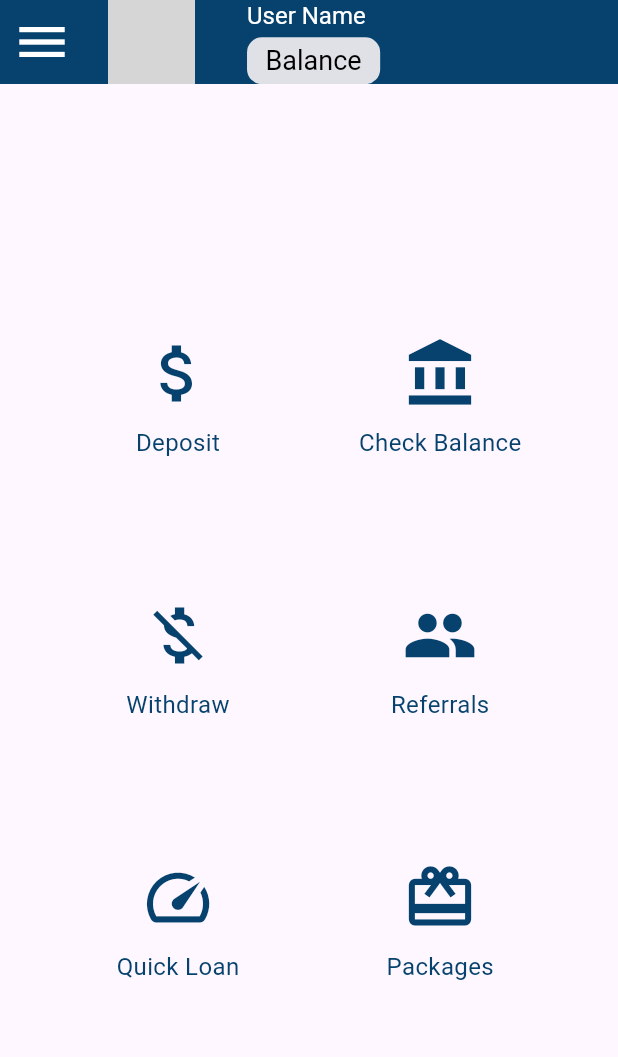
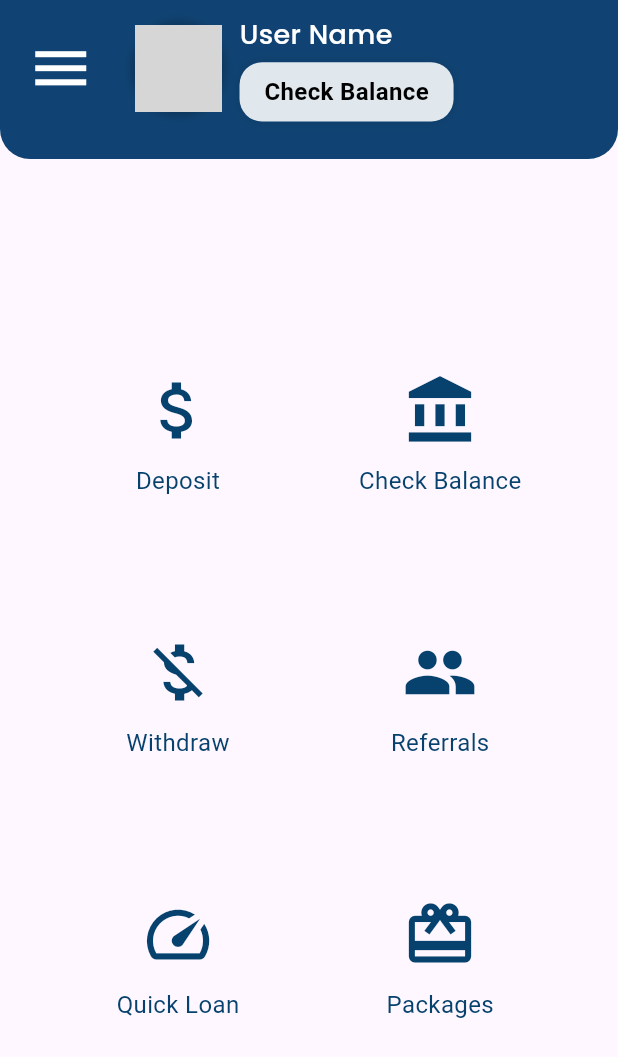
Before and after one commit to Md-Junaead/v3-Micro-Banking, a Flutter app: the screen it shows after launch, on a phone screen of 412 x 824 dp. Shown: the top 1057 px of the screen. Run offline on Flutter 3.47's test engine with Material 3 defaults, Android fonts, the light colour scheme and no system bars; our stand-ins replace animate_do, carousel_slider, google_fonts, image_picker; network calls fail; grey boxes are pictures that could not be loaded.

Commit message:
user dashboard Appbar is fixed

```diff
--- a/lib/screens/dashboard/packages_screen.dart
+++ b/lib/screens/dashboard/packages_screen.dart
@@ -1,24 +1,13 @@
 import 'package:flutter/material.dart';
 import 'package:v1_micro_finance/configs/routes/routes_name.dart';
 import 'package:v1_micro_finance/screens/dashboard/deposit_screen.dart';
+import 'package:v1_micro_finance/widgets/comon_appbar.dart';
 
 class PackagesScreen extends StatelessWidget {
   @override
   Widget build(BuildContext context) {
     return Scaffold(
-      appBar: AppBar(
-        title: Text(
-          'Package Details',
-          textAlign: TextAlign.center,
-          style: TextStyle(
-            fontSize: 24, // Updated font size
-            fontWeight: FontWeight.bold, // Updated font weight
-            color: Colors.white, // Updated color
-          ),
-        ),
-        centerTitle: true, // Center the AppBar title
-        backgroundColor: Colors.blue, // Updated AppBar background color
-      ),
+      appBar: const CommonAppBar(title: "Package"), // Set dynamic title
       body: Padding(
         padding: const EdgeInsets.all(16.0),
         child: ListView(
--- a/lib/widgets/appbar.dart
+++ b/lib/widgets/appbar.dart
@@ -1,10 +1,13 @@
 import 'dart:async';
 import 'package:flutter/material.dart';
+import 'package:google_fonts/google_fonts.dart';
+import 'package:animate_do/animate_do.dart';
 
+/// A reusable AppBar widget with profile details and balance checking functionality.
 class CustomAppBar extends StatefulWidget implements PreferredSizeWidget {
   final String profileName;
   final String profileImageUrl;
-  final Future<String> Function() fetchBalance; // API call to fetch balance
+  final Future<String> Function() fetchBalance;
 
   const CustomAppBar({
     super.key,
@@ -17,113 +20,159 @@ class CustomAppBar extends StatefulWidget implements PreferredSizeWidget {
   _CustomAppBarState createState() => _CustomAppBarState();
 
   @override
-  Size get preferredSize => const Size.fromHeight(kToolbarHeight);
+  Size get preferredSize =>
+      const Size.fromHeight(kToolbarHeight + 50); // Increased height
 }
 
 class _CustomAppBarState extends State<CustomAppBar> {
-  bool isBalanceVisible = false; // To control visibility of the balance
-  String balanceAmount = ''; // To hold the fetched balance
-  bool isBalanceSliding =
-      false; // To control the sliding effect for balance display
-  late Timer _timer; // Timer to hide balance after some time
+  bool isBalanceVisible = false;
+  String balanceAmount = '';
+  Timer? _timer;
 
-  // Function to fetch balance from API
+  /// Fetches balance from API and displays it for a limited time.
   void onCheckBalance() async {
-    setState(() {
-      isBalanceSliding = true; // Start the sliding effect
-    });
-
-    // Fetch balance from API
     String balance = await widget.fetchBalance();
-
-    // Update balance and make it visible
     setState(() {
       balanceAmount = balance;
       isBalanceVisible = true;
     });
 
-    // Hide balance after 8 seconds
     _timer = Timer(const Duration(seconds: 8), () {
       setState(() {
         isBalanceVisible = false;
-        isBalanceSliding = false; // Stop sliding effect
       });
     });
   }
 
   @override
   void dispose() {
-    _timer.cancel(); // Cancel the timer when the widget is disposed
+    _timer?.cancel();
     super.dispose();
   }
 
   @override
   Widget build(BuildContext context) {
-    double screenWidth = MediaQuery.of(context).size.width; // Get screen width
+    double screenWidth = MediaQuery.of(context).size.width;
+    double topPadding = MediaQuery.of(context).size.height * 0.03;
 
-    return Padding(
-      padding: const EdgeInsets.only(bottom: 0.01), // Padding at the bottom
+    return Stack(
+      clipBehavior: Clip.none, // Ensures profile section is not clipped
+      children: [
+        /// Background AppBar
+        PreferredSize(
+          preferredSize: Size.fromHeight(kToolbarHeight + topPadding),
           child: AppBar(
-        iconTheme: const IconThemeData(color: Colors.white, size: 40),
-        backgroundColor: const Color(0xFF06426D), // AppBar background color
-        elevation: 0, // Remove shadow
-        title: Row(
-          mainAxisAlignment:
-              MainAxisAlignment.spaceBetween, // Responsive alignment
-          children: [
-            // Profile Picture Section
-            CircleAvatar(
-              radius: screenWidth * 0.07, // Responsive image size
-              backgroundImage:
-                  NetworkImage(widget.profileImageUrl), // Load from API
+            clipBehavior: Clip.none,
+            iconTheme: const IconThemeData(
+                color: Colors.white, size: 45), // Increased Drawer Icon Size
+            backgroundColor: const Color(0xFF06426D),
+            centerTitle: true,
+            elevation: 5,
+            shape: const RoundedRectangleBorder(
+              borderRadius: BorderRadius.vertical(bottom: Radius.circular(20)),
+            ),
+            leading: Padding(
+              padding: const EdgeInsets.only(
+                  top: 15.0, left: 10.0), // Move icon 20px down, 10px right
+              child: IconButton(
+                icon: const Icon(Icons.menu),
+                onPressed: () {
+                  Scaffold.of(context).openDrawer();
+                },
+              ),
+            ),
+          ),
         ),
 
-            const SizedBox(width: 35), // Space between avatar and text
+        /// Profile Section (Brought to the Front)
+        Positioned(
+          left: 90, // Adjusts position from left
+          right: 20, // Adjusts position from right
+          bottom: 25, // Brings it outside AppBar
+          child: Row(
+            mainAxisAlignment: MainAxisAlignment.spaceBetween,
+            children: [
+              /// Profile Image with Border Shadow
+              Container(
+                decoration: BoxDecoration(
+                  shape: BoxShape.circle,
+                  boxShadow: [
+                    BoxShadow(
+                      color: Colors.black26,
+                      blurRadius: 5,
+                      spreadRadius: 2,
+                    ),
+                  ],
+                ),
+                child: CircleAvatar(
+                  radius: screenWidth * 0.07,
+                  backgroundImage: NetworkImage(widget.profileImageUrl),
+                ),
+              ),
 
-            // Profile Name & Balance Button Section
+              const SizedBox(width: 12), // Space between image and name
+
+              /// Profile Name and Balance Checker
               Expanded(
                 child: Column(
-                crossAxisAlignment:
-                    CrossAxisAlignment.start, // Align text to start
-                mainAxisSize: MainAxisSize.min, // Minimize column height
+                  crossAxisAlignment: CrossAxisAlignment.start,
+                  mainAxisSize: MainAxisSize.min,
                   children: [
+                    /// User Name
                     Text(
-                    widget.profileName, // Display profile name
-                    style: const TextStyle(color: Colors.white, fontSize: 16),
-                    overflow: TextOverflow.ellipsis, // Prevent text overflow
+                      widget.profileName,
+                      style: GoogleFonts.poppins(
+                        color: Colors.white,
+                        fontSize: 18,
+                        fontWeight: FontWeight.w500,
                       ),
-                  const SizedBox(
-                      height: 5), // Space between name and balance button
+                      overflow: TextOverflow.ellipsis,
+                    ),
+                    const SizedBox(height: 5),
+
+                    /// Balance Button with Animation
                     GestureDetector(
-                    onTap: onCheckBalance, // Trigger balance check
+                      onTap: onCheckBalance,
+                      child: Bounce(
+                        duration: const Duration(milliseconds: 300),
                         child: AnimatedContainer(
-                      duration: const Duration(
-                          milliseconds: 100), // Smooth transition
+                          duration: const Duration(milliseconds: 200),
                           padding: EdgeInsets.symmetric(
-                        horizontal: screenWidth * 0.03, // Responsive padding
-                        vertical: screenWidth * 0.01,
+                            horizontal: screenWidth * 0.04,
+                            vertical: screenWidth * 0.02,
                           ),
                           decoration: BoxDecoration(
-                        color:
-                            const Color(0xFFdfe1e6), // Button background color
-                        borderRadius:
-                            BorderRadius.circular(10), // Rounded corners
+                            color: const Color(0xFFE1E8ED),
+                            borderRadius: BorderRadius.circular(15),
+                            boxShadow: [
+                              BoxShadow(
+                                color: Colors.black12,
+                                blurRadius: 5,
+                              ),
+                            ],
                           ),
                           child: AnimatedCrossFade(
-                        firstChild: const Text(
-                          "Balance", // Default text when balance is not visible
-                          style: TextStyle(color: Colors.black, fontSize: 18),
+                            firstChild: Text(
+                              "Check Balance",
+                              style: TextStyle(
+                                color: Colors.black,
+                                fontSize: 16,
+                                fontWeight: FontWeight.bold,
+                              ),
                             ),
                             secondChild: Text(
-                          isBalanceVisible
-                              ? balanceAmount
-                              : "", // Show balance if visible
-                          style: const TextStyle(color: Colors.black),
+                              isBalanceVisible ? balanceAmount : "",
+                              style: TextStyle(
+                                color: Colors.black,
+                                fontSize: 16,
+                                fontWeight: FontWeight.bold,
+                              ),
                             ),
                             crossFadeState: isBalanceVisible
                                 ? CrossFadeState.showSecond
-                            : CrossFadeState.showFirst, // Cross-fade effect
-                        duration: const Duration(milliseconds: 100),
+                                : CrossFadeState.showFirst,
+                            duration: const Duration(milliseconds: 200),
+                          ),
                         ),
                       ),
                     ),
@@ -133,6 +182,7 @@ class _CustomAppBarState extends State<CustomAppBar> {
             ],
           ),
         ),
+      ],
     );
   }
 }
--- a/lib/widgets/comon_appbar.dart
+++ b/lib/widgets/comon_appbar.dart
@@ -1,34 +1,40 @@
 import 'package:flutter/material.dart';
 
-class ComonAppbar extends StatelessWidget {
-  const ComonAppbar({super.key});
+/// A common AppBar widget that can be used across multiple screens.
+/// The title is dynamic and can be passed as a parameter.
+class CommonAppBar extends StatelessWidget implements PreferredSizeWidget {
+  final String title; // Dynamic title
+
+  const CommonAppBar({super.key, required this.title});
 
   @override
   Widget build(BuildContext context) {
-    return Scaffold(
-      appBar: PreferredSize(
+    return PreferredSize(
       preferredSize: Size.fromHeight(
           kToolbarHeight + MediaQuery.of(context).size.height * 0.03),
       child: AppBar(
-          iconTheme: IconThemeData(
-            color: Colors.white,
-            size: 30, // Customize icon color
+        iconTheme: const IconThemeData(
+          color: Colors.white, // Customize icon color
+          size: 30,
         ),
         centerTitle: true,
         title: Padding(
           padding: EdgeInsets.only(
-                top: MediaQuery.of(context).size.height *
-                    0.03), // Moves text 5% down
-            child: const Text("Balance"),
+              top:
+                  MediaQuery.of(context).size.height * 0.03), // Moves text down
+          child: Text(title), // Dynamic title
         ),
-          backgroundColor: Color(0xFF06426D),
-          titleTextStyle: TextStyle(
+        backgroundColor: const Color(0xFF06426D),
+        titleTextStyle: const TextStyle(
             color: Colors.white, fontSize: 35, fontWeight: FontWeight.bold),
         shape: const RoundedRectangleBorder(
           borderRadius: BorderRadius.vertical(bottom: Radius.circular(25)),
         ),
       ),
-      ),
     );
   }
+
+  @override
+  Size get preferredSize => Size.fromHeight(
+      kToolbarHeight + 20); // Adjusted height (similar to dynamic height)
 }
--- a/pubspec.yaml
+++ b/pubspec.yaml
@@ -22,6 +22,9 @@ dependencies:
   http_parser: ^4.1.2
   url_launcher: ^6.0.9
   carousel_slider: ^5.0.0
+  flutter_bounce: ^1.1.0
+  google_fonts: ^6.2.1
+  animate_do: ^3.3.4
 
 # Developer dependencies for testing and linting
 dev_dependencies:
```
Also changed, not shown: pubspec.lock, 1 other file. Lines whose indentation alone changed are shown as unchanged.
